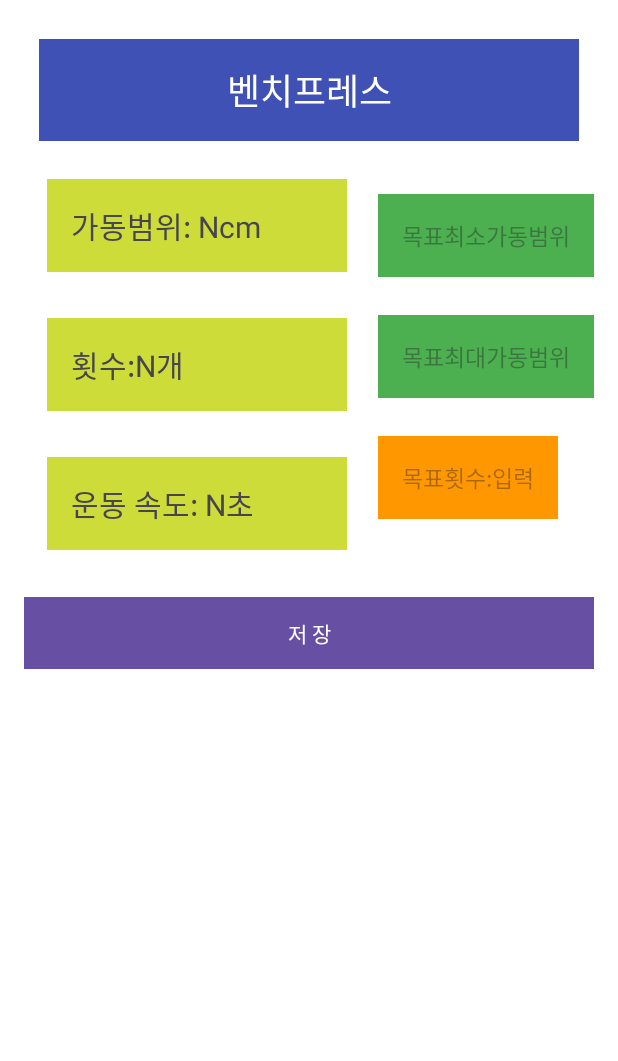
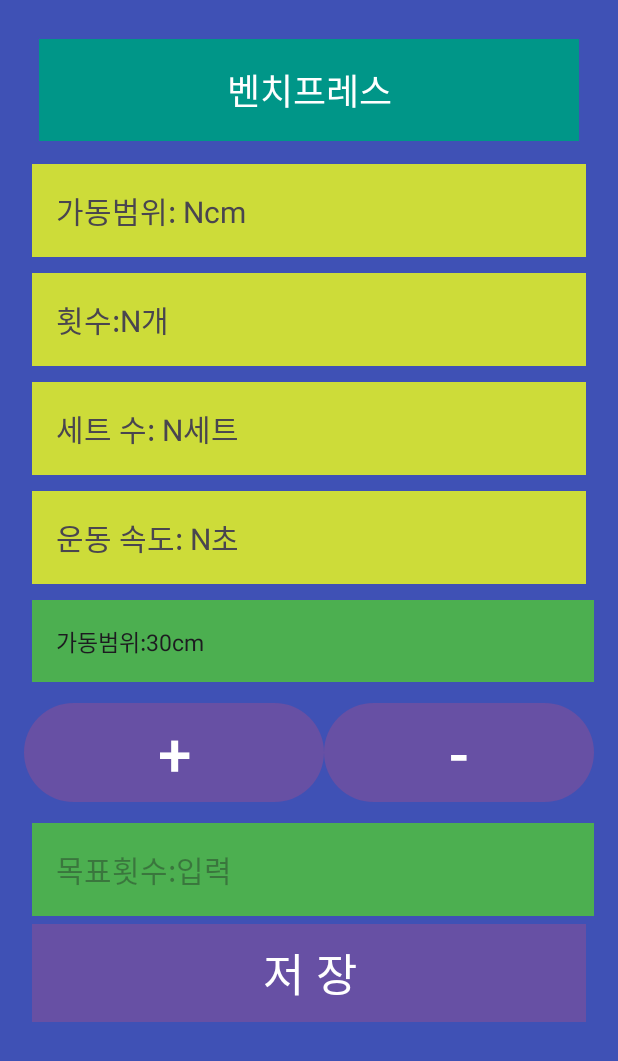
Before and after one commit to bitcoin7661/hit, an Android app: the layout activity_chest_detail.xml on its own in the app's theme, with its tools: preview values and no code run, on a phone screen of 412 x 824 dp. Shown: the top 1061 px of the screen. Run offline under Robolectric (Android 15) with nearby library versions, the phone set to English and light mode, and no system bars.

Commit message:
second commit

```diff
--- a/app/src/main/AndroidManifest.xml
+++ b/app/src/main/AndroidManifest.xml
@@ -5,6 +5,7 @@
     <uses-permission android:name="android.permission.BLUETOOTH" />
     <uses-permission android:name="android.permission.BLUETOOTH_ADMIN" />
     <uses-permission android:name="android.permission.BLUETOOTH_CONNECT" />
+    <uses-permission android:name="android.permission.ACCESS_FINE_LOCATION" />
     <uses-permission android:name="android.permission.BLUETOOTH_SCAN" />
 
     <!-- Location permissions -->
@@ -34,11 +35,10 @@
         <activity android:name=".HealthCareActivity"></activity>
         <activity android:name=".EquipmentBack"></activity>
         <activity android:name=".EquipmentDetailActivity"></activity>
-        <activity android:name=".ChestDetailActivity"></activity>
         <activity android:name=".EquipmentChest"></activity>
         <activity android:name=".EquipmentlowerBody"></activity>
-        <activity android:name=".LowerBodyDetailActivity"></activity>
-
+<!--        <activity android:name=".LowerBodyDetailActivity"></activity>-->
+<!--        <activity android:name=".ChestDetailActivity"></activity>-->
 
 
 
--- a/app/src/main/java/com/example/hit33/EquipmentBack.kt
+++ b/app/src/main/java/com/example/hit33/EquipmentBack.kt
@@ -3,6 +3,7 @@ package com.example.hit33
 import android.annotation.SuppressLint
 import android.content.Intent
 import android.os.Bundle
+import android.util.Log
 import android.widget.Button
 import androidx.appcompat.app.AppCompatActivity
 import com.example.hit33.R
@@ -22,7 +23,6 @@ class EquipmentBack : AppCompatActivity() {
 
 
     private fun openInfo(equipment: String) {
-        // 선택된 운동 기구에 대한 정보를 보여줄 Activity를 실행
         val intent = Intent(this, EquipmentDetailActivity::class.java)
         intent.putExtra("EQUIPMENT_NAME", equipment) // 선택한 운동 기구 이름을 전달
         startActivity(intent) // Activity 실행
--- a/app/src/main/java/com/example/hit33/EquipmentChest.kt
+++ b/app/src/main/java/com/example/hit33/EquipmentChest.kt
@@ -3,6 +3,7 @@ package com.example.hit33
 import android.annotation.SuppressLint
 import android.content.Intent
 import android.os.Bundle
+import android.util.Log
 import android.widget.Button
 import androidx.appcompat.app.AppCompatActivity
 import com.example.hit33.R
@@ -17,12 +18,11 @@ class EquipmentChest : AppCompatActivity() {
         findViewById<Button>(R.id.btnbenchpress).setOnClickListener { openInfo("벤치프레스") }
         findViewById<Button>(R.id.btninclinpress).setOnClickListener { openInfo("인클라인프레스") }
         findViewById<Button>(R.id.btnchestpress).setOnClickListener { openInfo("체스트프레스") }
-        findViewById<Button>(R.id.btnfly).setOnClickListener { openInfo("펙덱플라이") }
+        findViewById<Button>(R.id.btnfly).setOnClickListener { openInfo("펙 덱 플라이") }
     }
 
 
     private fun openInfo(equipment: String) {
-        // 선택된 운동 기구에 대한 정보를 보여줄 Activity를 실행
         val intent = Intent(this, EquipmentDetailActivity::class.java)
         intent.putExtra("EQUIPMENT_NAME", equipment) // 선택한 운동 기구 이름을 전달
         startActivity(intent) // Activity 실행
--- a/app/src/main/java/com/example/hit33/HealthCareActivity.kt
+++ b/app/src/main/java/com/example/hit33/HealthCareActivity.kt
@@ -7,7 +7,6 @@ import android.widget.Button
 import android.widget.TextView
 import androidx.appcompat.app.AppCompatActivity
 import com.example.hit33.R
-import com.example.hit33.BluetoothManager
 
 class HealthCareActivity : AppCompatActivity(), BluetoothManager.DataReceiver {
 
--- a/app/src/main/res/layout/activity_back.xml
+++ b/app/src/main/res/layout/activity_back.xml
@@ -63,5 +63,6 @@
         android:textSize="30sp"
         android:background="#673AB7"
         android:layout_marginTop="8dp"
+        android:gravity="center"
         android:layout_below="@id/btnseatedrow" />
 </RelativeLayout>
--- a/app/src/main/res/layout/activity_chest.xml
+++ b/app/src/main/res/layout/activity_chest.xml
@@ -22,6 +22,7 @@
         android:layout_width="match_parent"
         android:layout_height="wrap_content"
         android:text="벤치프레스"
+        android:textColor="#ffff"
         android:textSize="30sp"
         android:background="#673AB7"
         android:layout_margin="10dp"
--- a/app/src/main/res/layout/activity_chest_detail.xml
+++ b/app/src/main/res/layout/activity_chest_detail.xml
@@ -3,7 +3,8 @@
     android:layout_width="match_parent"
     android:layout_height="match_parent"
     android:padding="16dp"
-    android:background="#ffffff">
+    android:background="#3F51B5">
+
 
     <TextView
         android:id="@+id/tvTitle"
@@ -12,17 +13,17 @@
         android:text="벤치프레스"
         android:textSize="24sp"
         android:textColor="#FFFFFF"
-        android:background="#3F51B5"
+        android:background="#009688"
         android:padding="16dp"
         android:layout_margin="10dp"
         android:gravity="center" />
 
     <TextView
         android:id="@+id/tvDistance"
-        android:layout_width="200dp"
+        android:layout_width="match_parent"
         android:layout_height="wrap_content"
         android:layout_below="@id/tvTitle"
-        android:layout_margin="15dp"
+        android:layout_margin="5dp"
         android:background="#CDDC39"
         android:padding="16dp"
         android:text="가동범위: Ncm"
@@ -30,43 +31,46 @@
 
 
     <EditText
-        android:id="@+id/etTargetMinDistance"
+        android:id="@+id/btnmoving"
         android:layout_width="match_parent"
         android:layout_height="wrap_content"
-        android:layout_below="@id/tvTitle"
-        android:layout_alignParentEnd="true"
+        android:layout_below="@id/tvSpeed"
         android:layout_marginStart="5dp"
-        android:layout_marginTop="25dp"
-        android:layout_marginEnd="0dp"
-        android:layout_toEndOf="@id/tvDistance"
+        android:layout_marginTop="5dp"
         android:background="#4CAF50"
-        android:hint="목표최소가동범위:입력(cm) "
         android:inputType="numberDecimal"
         android:padding="16dp"
+        android:text="가동범위:30cm"
         android:textSize="15sp" />
 
-    <EditText
-        android:id="@+id/etTargetMaxDistance"
-        android:layout_width="match_parent"
+    <Button
+        android:id="@+id/btnIncrease"
+        android:layout_width="200dp"
         android:layout_height="wrap_content"
-        android:layout_below="@id/etTargetMinDistance"
-        android:layout_alignParentEnd="true"
-        android:layout_marginStart="5dp"
-        android:layout_marginTop="25dp"
-        android:layout_marginEnd="0dp"
-        android:layout_toEndOf="@id/tvDistance"
-        android:background="#4CAF50"
-        android:hint="목표최대가동범위:입력(cm) "
-        android:inputType="numberDecimal"
-        android:padding="16dp"
-        android:textSize="15sp" />
+        android:text="+"
+        android:textSize="40sp"
+        android:layout_below="@id/btnmoving"
+        android:layout_marginTop="10dp"
+        android:layout_alignParentStart="true" />
+    <Button
+        android:id="@+id/btnDecrease"
+        android:layout_width="200dp"
+        android:layout_height="wrap_content"
+        android:text="-"
+        android:textSize="40sp"
+        android:layout_toEndOf="@id/btnIncrease"
+        android:layout_below="@id/btnmoving"
+        android:layout_marginTop="10dp"
+        />
+
+
 
     <TextView
         android:id="@+id/tvCount"
-        android:layout_width="200dp"
+        android:layout_width="match_parent"
         android:layout_height="wrap_content"
         android:layout_below="@id/tvDistance"
-        android:layout_margin="15dp"
+        android:layout_margin="5dp"
         android:background="#CDDC39"
         android:padding="16dp"
         android:text="횟수:N개"
@@ -75,39 +79,50 @@
 
     <EditText
         android:id="@+id/etTargetCount"
-        android:layout_width="wrap_content"
+        android:layout_width="match_parent"
         android:layout_height="wrap_content"
-        android:layout_below="@id/etTargetMaxDistance"
+        android:layout_below="@id/btnIncrease"
         android:layout_marginStart="5dp"
-        android:layout_marginTop="25dp"
-        android:layout_toEndOf="@id/tvCount"
-        android:background="#FF9800"
+        android:layout_marginTop="10dp"
+        android:background="#4CAF50"
         android:hint="목표횟수:입력"
         android:inputType="numberDecimal"
         android:padding="16dp"
-        android:textSize="15sp" />
+        android:textColor="#020000"
+        android:textSize="20sp" />
 
     <TextView
         android:id="@+id/tvSpeed"
-        android:layout_width="200dp"
+        android:layout_width="match_parent"
         android:layout_height="wrap_content"
-        android:layout_below="@id/tvCount"
-        android:layout_margin="15dp"
+        android:layout_below="@id/tvsetcount"
+        android:layout_margin="5dp"
         android:background="#CDDC39"
         android:padding="16dp"
         android:text="운동 속도: N초"
         android:textSize="20sp" />
 
+    <TextView
+        android:id="@+id/tvsetcount"
+        android:layout_width="match_parent"
+        android:layout_height="wrap_content"
+        android:layout_below="@id/tvCount"
+        android:layout_margin="5dp"
+        android:background="#CDDC39"
+        android:padding="16dp"
+        android:text="세트 수: N세트"
+        android:textSize="20sp" />
 
 
     <Button
         android:id="@+id/btnSave"
         android:layout_width="match_parent"
         android:layout_height="wrap_content"
+        android:layout_below="@id/etTargetCount"
+        android:layout_margin="5dp"
+        android:background="#00796B"
         android:text="저 장"
-        android:background="#00796B"
-        android:layout_marginTop="16dp"
-        android:layout_below="@id/tvSpeed" />
+        android:textSize="30sp" />
 
 
 </RelativeLayout>
```
Also changed, not shown: app/src/main/java/com/example/hit33/BluetoothManager.kt (+37 -76 lines), app/src/main/java/com/example/hit33/ChestDetailActivity.kt (+39 -50 lines), app/src/main/java/com/example/hit33/DataCalculator.kt (+15 -6 lines), app/src/main/java/com/example/hit33/EquipmentDetailActivity.kt (+12 -104 lines), app/src/main/java/com/example/hit33/LowerBodyDetailActivity.kt (+94 -88 lines), app/src/main/res/layout/activity_equipment_detail.xml (+7 -5 lines), app/src/main/res/layout/activity_health_care.xml (+15 -0 lines).
